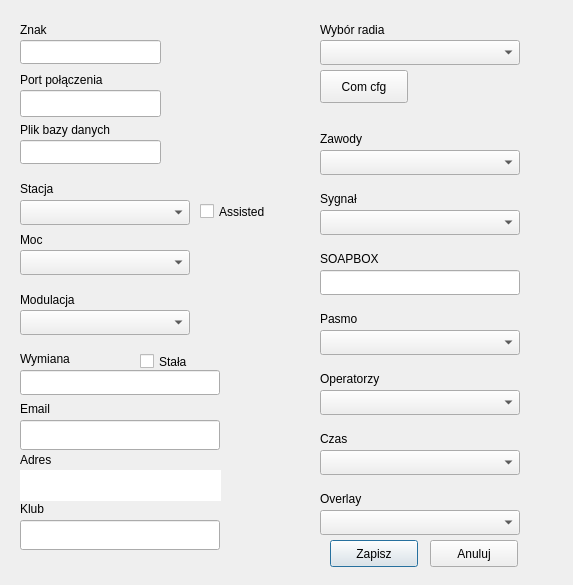
First picture: the form in konfiguracja.ui, repository darvark/CallLogger, before the edit.
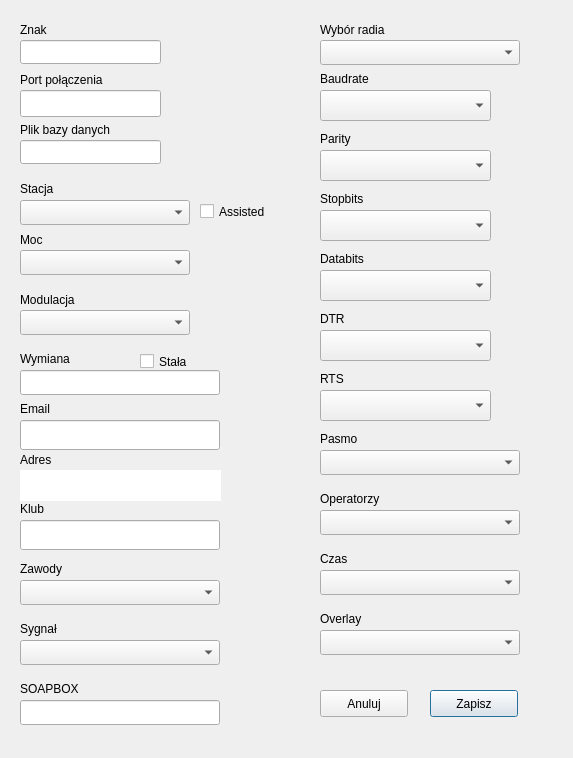
Second picture: the form after the edit.

Commit message: move com cfg to main configuration window

```diff
--- a/konfiguracja.ui
+++ b/konfiguracja.ui
@@ -7,7 +7,7 @@
     <x>0</x>
     <y>0</y>
     <width>573</width>
-    <height>585</height>
+    <height>758</height>
    </rect>
   </property>
   <property name="windowTitle">
@@ -91,8 +91,8 @@
   <widget class="QPushButton" name="zapisz">
    <property name="geometry">
     <rect>
-     <x>330</x>
-     <y>540</y>
+     <x>430</x>
+     <y>690</y>
      <width>88</width>
      <height>27</height>
     </rect>
@@ -104,8 +104,8 @@
   <widget class="QPushButton" name="kasuj">
    <property name="geometry">
     <rect>
-     <x>430</x>
-     <y>540</y>
+     <x>320</x>
+     <y>690</y>
      <width>88</width>
      <height>27</height>
     </rect>
@@ -183,7 +183,7 @@
    <property name="geometry">
     <rect>
      <x>320</x>
-     <y>310</y>
+     <y>430</y>
      <width>84</width>
      <height>17</height>
     </rect>
@@ -195,8 +195,8 @@
   <widget class="QLabel" name="label_11">
    <property name="geometry">
     <rect>
-     <x>320</x>
-     <y>130</y>
+     <x>20</x>
+     <y>560</y>
      <width>84</width>
      <height>17</height>
     </rect>
@@ -209,7 +209,7 @@
    <property name="geometry">
     <rect>
      <x>320</x>
-     <y>370</y>
+     <y>490</y>
      <width>91</width>
      <height>17</height>
     </rect>
@@ -235,7 +235,7 @@
    <property name="geometry">
     <rect>
      <x>320</x>
-     <y>430</y>
+     <y>550</y>
      <width>84</width>
      <height>17</height>
     </rect>
@@ -247,8 +247,8 @@
   <widget class="QLabel" name="label_15">
    <property name="geometry">
     <rect>
-     <x>320</x>
-     <y>190</y>
+     <x>20</x>
+     <y>620</y>
      <width>84</width>
      <height>17</height>
     </rect>
@@ -261,7 +261,7 @@
    <property name="geometry">
     <rect>
      <x>320</x>
-     <y>490</y>
+     <y>610</y>
      <width>84</width>
      <height>17</height>
     </rect>
@@ -319,8 +319,8 @@
   <widget class="QLabel" name="label_19">
    <property name="geometry">
     <rect>
-     <x>320</x>
-     <y>250</y>
+     <x>20</x>
+     <y>680</y>
      <width>84</width>
      <height>17</height>
     </rect>
@@ -363,7 +363,7 @@
    <property name="geometry">
     <rect>
      <x>320</x>
-     <y>330</y>
+     <y>450</y>
      <width>200</width>
      <height>25</height>
     </rect>
@@ -372,8 +372,8 @@
   <widget class="QComboBox" name="listaZawody">
    <property name="geometry">
     <rect>
-     <x>320</x>
-     <y>150</y>
+     <x>20</x>
+     <y>580</y>
      <width>200</width>
      <height>25</height>
     </rect>
@@ -383,7 +383,7 @@
    <property name="geometry">
     <rect>
      <x>320</x>
-     <y>390</y>
+     <y>510</y>
      <width>200</width>
      <height>25</height>
     </rect>
@@ -392,8 +392,8 @@
   <widget class="QComboBox" name="listaSygnal">
    <property name="geometry">
     <rect>
-     <x>320</x>
-     <y>210</y>
+     <x>20</x>
+     <y>640</y>
      <width>200</width>
      <height>25</height>
     </rect>
@@ -403,7 +403,7 @@
    <property name="geometry">
     <rect>
      <x>320</x>
-     <y>450</y>
+     <y>570</y>
      <width>200</width>
      <height>25</height>
     </rect>
@@ -413,7 +413,7 @@
    <property name="geometry">
     <rect>
      <x>320</x>
-     <y>510</y>
+     <y>630</y>
      <width>200</width>
      <height>25</height>
     </rect>
@@ -435,8 +435,8 @@
   <widget class="QLineEdit" name="soapbox">
    <property name="geometry">
     <rect>
-     <x>320</x>
-     <y>270</y>
+     <x>20</x>
+     <y>700</y>
      <width>200</width>
      <height>25</height>
     </rect>
@@ -488,17 +488,142 @@
     </rect>
    </property>
   </widget>
-  <widget class="QPushButton" name="comm_config">
+  <widget class="QLabel" name="label_9">
    <property name="geometry">
     <rect>
      <x>320</x>
      <y>70</y>
-     <width>88</width>
-     <height>33</height>
+     <width>61</width>
+     <height>17</height>
     </rect>
    </property>
    <property name="text">
-    <string>Com cfg</string>
+    <string>Baudrate</string>
+   </property>
+  </widget>
+  <widget class="QComboBox" name="parity_choose">
+   <property name="geometry">
+    <rect>
+     <x>320</x>
+     <y>150</y>
+     <width>171</width>
+     <height>31</height>
+    </rect>
+   </property>
+  </widget>
+  <widget class="QLabel" name="label_20">
+   <property name="geometry">
+    <rect>
+     <x>320</x>
+     <y>130</y>
+     <width>54</width>
+     <height>17</height>
+    </rect>
+   </property>
+   <property name="text">
+    <string>Parity</string>
+   </property>
+  </widget>
+  <widget class="QComboBox" name="baudrate_choose">
+   <property name="geometry">
+    <rect>
+     <x>320</x>
+     <y>90</y>
+     <width>171</width>
+     <height>31</height>
+    </rect>
+   </property>
+  </widget>
+  <widget class="QComboBox" name="dtr_choose">
+   <property name="geometry">
+    <rect>
+     <x>320</x>
+     <y>330</y>
+     <width>171</width>
+     <height>31</height>
+    </rect>
+   </property>
+  </widget>
+  <widget class="QComboBox" name="rts_choose">
+   <property name="geometry">
+    <rect>
+     <x>320</x>
+     <y>390</y>
+     <width>171</width>
+     <height>31</height>
+    </rect>
+   </property>
+  </widget>
+  <widget class="QLabel" name="label_21">
+   <property name="geometry">
+    <rect>
+     <x>320</x>
+     <y>310</y>
+     <width>54</width>
+     <height>17</height>
+    </rect>
+   </property>
+   <property name="text">
+    <string>DTR</string>
+   </property>
+  </widget>
+  <widget class="QLabel" name="label_22">
+   <property name="geometry">
+    <rect>
+     <x>320</x>
+     <y>370</y>
+     <width>54</width>
+     <height>17</height>
+    </rect>
+   </property>
+   <property name="text">
+    <string>RTS</string>
+   </property>
+  </widget>
+  <widget class="QComboBox" name="stopbits_choose">
+   <property name="geometry">
+    <rect>
+     <x>320</x>
+     <y>210</y>
+     <width>171</width>
+     <height>31</height>
+    </rect>
+   </property>
+  </widget>
+  <widget class="QComboBox" name="databits_choose">
+   <property name="geometry">
+    <rect>
+     <x>320</x>
+     <y>270</y>
+     <width>171</width>
+     <height>31</height>
+    </rect>
+   </property>
+  </widget>
+  <widget class="QLabel" name="label_23">
+   <property name="geometry">
+    <rect>
+     <x>320</x>
+     <y>190</y>
+     <width>54</width>
+     <height>17</height>
+    </rect>
+   </property>
+   <property name="text">
+    <string>Stopbits</string>
+   </property>
+  </widget>
+  <widget class="QLabel" name="label_24">
+   <property name="geometry">
+    <rect>
+     <x>320</x>
+     <y>250</y>
+     <width>54</width>
+     <height>17</height>
+    </rect>
+   </property>
+   <property name="text">
+    <string>Databits</string>
    </property>
   </widget>
   <zorder>listaCzas</zorder>
```
Left out of the diff: 13 changed lines with no effect on the pictures. The commit also changes 7 other files.
